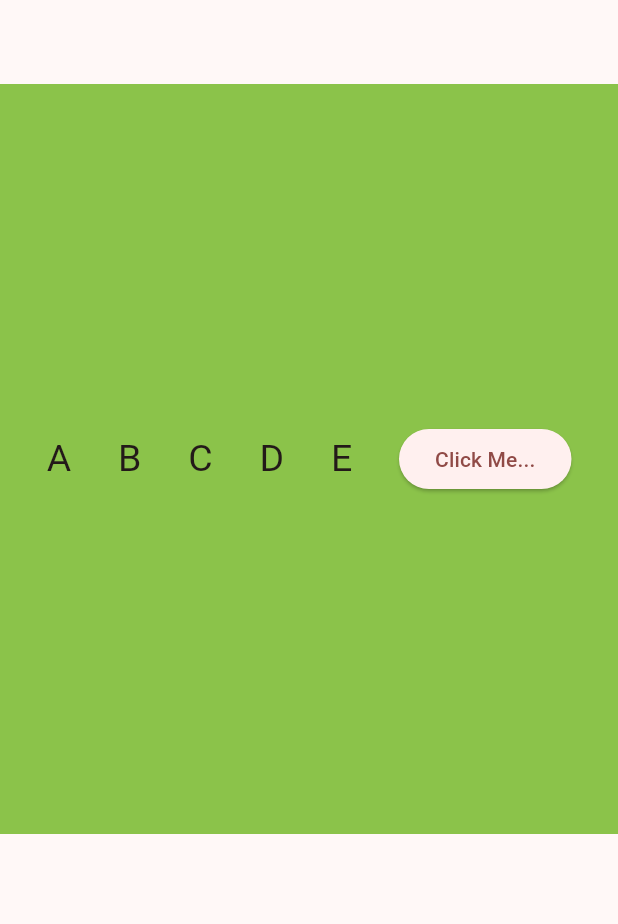
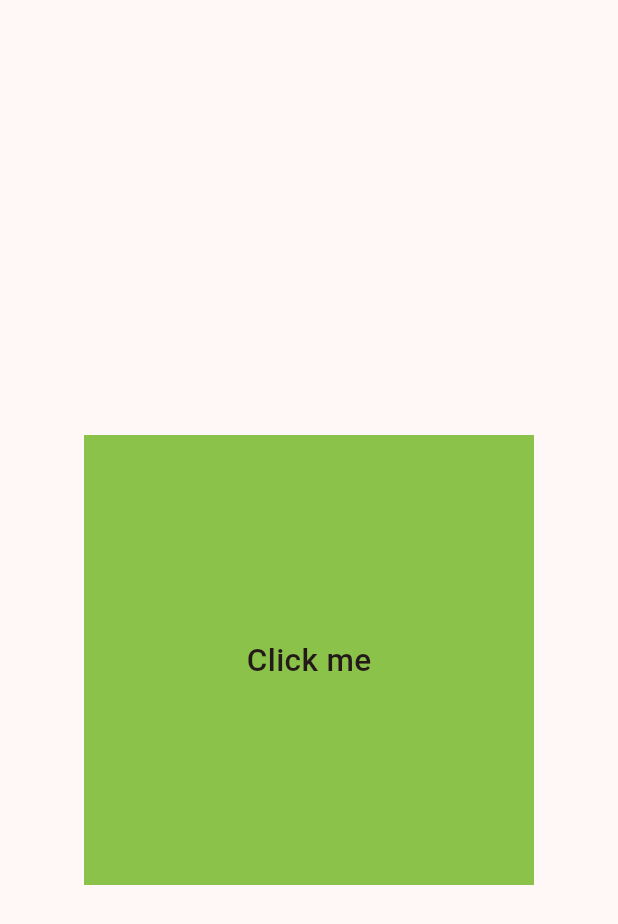
Before and after one commit to samirmangroliya/fluttersecondapp, a Flutter app: the screen it shows after launch, on a phone screen of 412 x 824 dp. Shown: the top 924 px of the screen. Run offline on Flutter 3.47's test engine with Material 3 defaults, Android fonts, the phone set to English and light mode, and no system bars.

Commit message:
InkWell widget in flutter

```diff
--- /dev/null
+++ b/lib/inkwell/InkWellExample.dart
@@ -0,0 +1,40 @@
+import 'package:flutter/material.dart';
+import 'package:fluttersecondapp/main.dart';
+
+class InkwellExample extends State<MyHomePage> {
+  @override
+  Widget build(BuildContext context) {
+    return Scaffold(
+      appBar: AppBar(),
+      body: Center(
+        child: InkWell(
+          onTap: () {
+            print("on Tapped Container");
+          },
+          onLongPress: () {
+            print("on LongPress Container");
+          },
+          onDoubleTap: () {
+            print("on DoubleTap Container");
+          },
+          child: Container(
+            width: 300,
+            height: 300,
+            color: Colors.lightGreen,
+            child: Center(
+              child: InkWell(
+                onTap: () {
+                  print("on Tapped TextView");
+                },
+                child: Text(
+                  "Click me",
+                  style: TextStyle(fontSize: 21, fontWeight: FontWeight.w500),
+                ),
+              ),
+            ),
+          ),
+        ),
+      ),
+    );
+  }
+}
--- a/lib/main.dart
+++ b/lib/main.dart
@@ -1,5 +1,5 @@
 import 'package:flutter/material.dart';
-import 'package:fluttersecondapp/Row/RawExample.dart';
+import 'package:fluttersecondapp/inkwell/InkWellExample.dart';
 
 
 void main() {
@@ -28,5 +28,5 @@ class MyHomePage extends StatefulWidget {
   final String title;
 
   @override
-  State<MyHomePage> createState() => RawExample();
+  State<MyHomePage> createState() => InkwellExample();
 }
```
